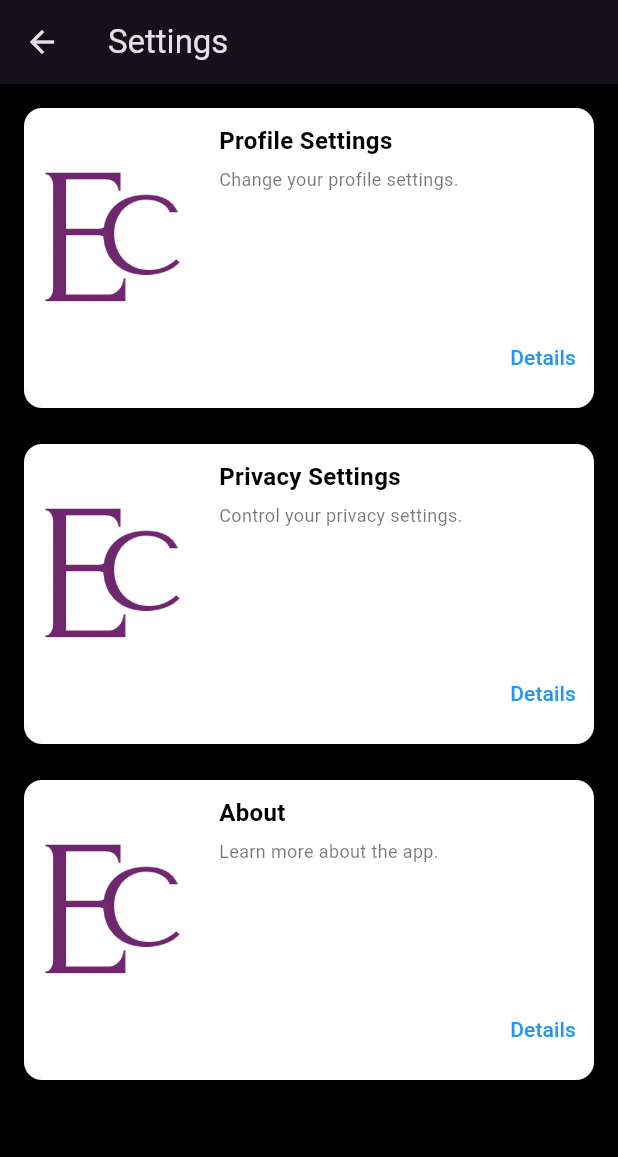
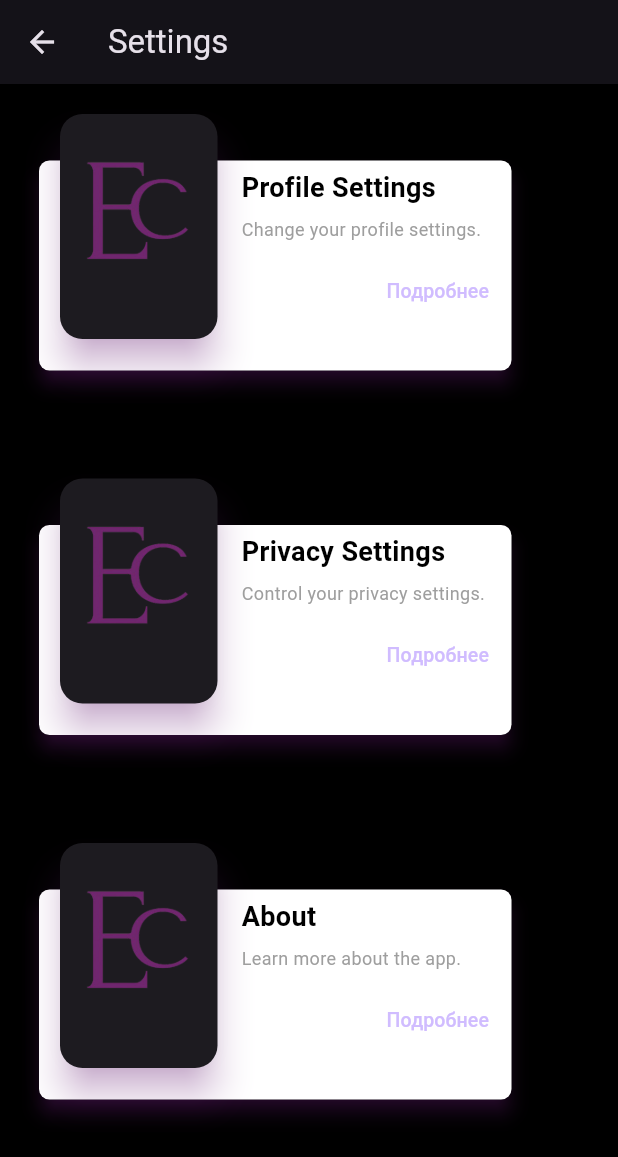
Before and after one commit to TheMusoftware/EncryptEd, a Flutter app: the SettingsScreen screen opened directly, on a phone screen of 412 x 824 dp. Shown: the top 1157 px of the screen. Run offline on Flutter 3.47's test engine with Material 3 defaults, Android fonts, the light colour scheme and no system bars; our stand-ins replace circle_nav_bar, google_fonts.

Commit message:
made cards for settings

```diff
--- a/lib/screens/settings.dart
+++ b/lib/screens/settings.dart
@@ -1,4 +1,3 @@
-import 'package:encrypt_ed/widgets/settingsCard.dart';
 import 'package:flutter/material.dart';
 
 class SettingsScreen extends StatelessWidget {
@@ -14,7 +13,7 @@ class SettingsScreen extends StatelessWidget {
         padding: const EdgeInsets.all(16.0),
         child: ListView(
           children: [
-            SettingCard(
+            _buildSettingCard(
               imagePath: 'assets/logo.png',
               title: 'Profile Settings',
               description: 'Change your profile settings.',
@@ -23,7 +22,7 @@ class SettingsScreen extends StatelessWidget {
             const SizedBox(height: 12),
 
             // Privacy Settings
-            SettingCard(
+            _buildSettingCard(
               imagePath: 'assets/logo.png',
               title: 'Privacy Settings',
               description: 'Control your privacy settings.',
@@ -32,7 +31,7 @@ class SettingsScreen extends StatelessWidget {
             const SizedBox(height: 12),
 
             // About
-            SettingCard(
+            _buildSettingCard(
               imagePath: 'assets/logo.png',
               title: 'About',
               description: 'Learn more about the app.',
@@ -43,4 +42,106 @@ class SettingsScreen extends StatelessWidget {
       ),
     );
   }
+
+  Widget _buildSettingCard({
+    required String imagePath,
+    required String title,
+    required String description,
+    required VoidCallback onTap,
+  }) {
+    return Container(
+      margin: const EdgeInsets.only(bottom: 1), // Reduce space between cards
+      height: 230,  // Reduce card height
+      child: Stack(
+        children: [
+          Positioned(
+            top: 35,
+            left: 10,
+            child: Material(
+              elevation: 5.0,
+              shadowColor: Colors.purple.withOpacity(0.6),
+              borderRadius: BorderRadius.circular(7.0),
+              child: Container(
+                height: 140,
+                width: 315,
+                decoration: BoxDecoration(
+                  color: Colors.white,
+                  borderRadius: BorderRadius.circular(7.0),
+                ),
+              ),
+            ),
+          ),
+          Positioned(
+            top: 0,
+            left: 20,
+            child: Card(
+              elevation: 10.0,
+              shadowColor: Colors.purple.withOpacity(0.6),
+              shape: RoundedRectangleBorder(
+                borderRadius: BorderRadius.circular(15.0),
+              ),
+              child: Container(
+                height: 150,
+                width: 105,
+                decoration: BoxDecoration(
+                  borderRadius: BorderRadius.circular(10.0),
+                  image: DecorationImage(
+                    image: AssetImage(imagePath),
+                    fit: BoxFit.cover,
+                  ),
+                ),
+              ),
+            ),
+          ),
+          Positioned(
+            top: 40,
+            left: 145,
+            child: SizedBox(
+              height: 150,
+              width: 180,
+              child: Column(
+                crossAxisAlignment: CrossAxisAlignment.start,
+                children: [
+                  Text(
+                    title,
+                    style: const TextStyle(
+                      fontSize: 18,
+                      color: Colors.black,
+                      fontWeight: FontWeight.bold,
+                    ),
+                  ),
+                  const SizedBox(height: 6),
+                  Text(
+                    description,
+                    style: const TextStyle(
+                      fontSize: 12,
+                      color: Colors.grey,
+                      fontWeight: FontWeight.normal,
+                    ),
+                  ),
+                  const SizedBox(height: 1),
+                  Row(
+                    mainAxisAlignment: MainAxisAlignment.end,
+                    children: [
+                      Padding(
+                        padding: const EdgeInsets.only(top: 8.0),
+                        child: TextButton(
+                          onPressed: onTap,
+                          child: const Text(
+                            'Подробнее',
+                            style: TextStyle(fontSize: 13),
+                          ),
+                        ),
+                      ),
+                      const SizedBox(width: 3),
+                    ],
+                  ),
+                ],
+              ),
+            ),
+          ),
+        ],
+      ),
+    );
+  }
 }
```
Also changed, not shown: 4 other files.
